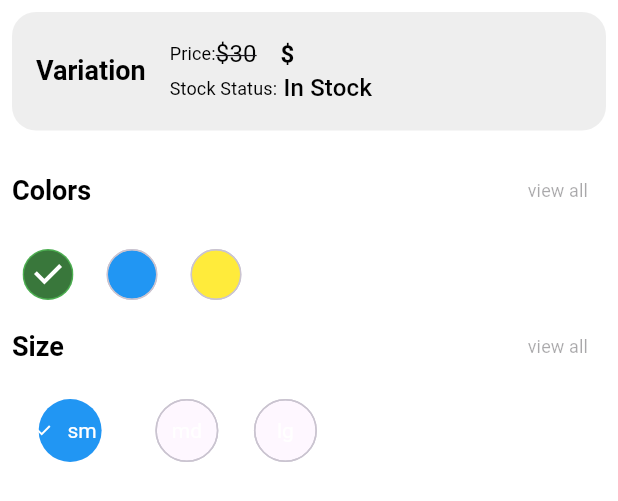
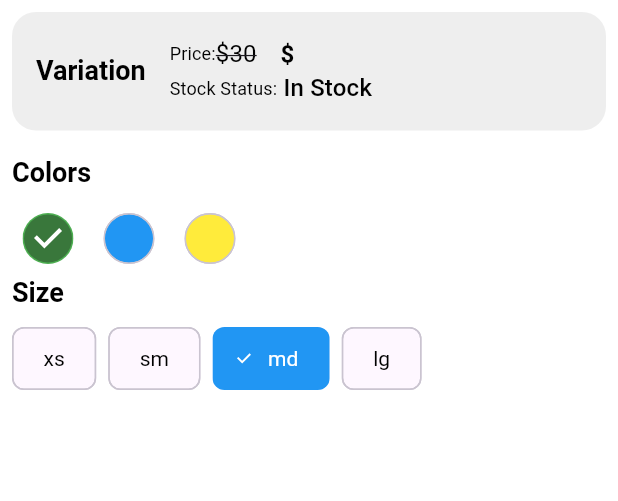
Before and after one commit to sayyamButt317/ShoppingStore, a Flutter app: the ProductAttributes widget shown alone on an empty page, opened directly with empty values, on a phone screen of 412 x 824 dp. Shown: the top 501 px of the screen. Run offline on Flutter 3.47's test engine with Material 3 defaults, Android fonts, the phone set to English and light mode, and no system bars; our stand-ins replace cached_network_image, carousel_slider, get, get_storage, iconsax, smooth_page_indicator; accounts and stored records are empty; network calls fail; Roboto replaces fonts that are missing (Poppins); project files that could hold a hidden picture were left out.

Commit message:
updated product attributes

```diff
--- a/lib/Presentation_Layer/Pages/HomeScreen/Widget/curved edge/curvededge_widget.dart
+++ b/lib/Presentation_Layer/Pages/HomeScreen/Widget/curved edge/curvededge_widget.dart
@@ -1,7 +1,6 @@
 
 import 'package:flutter/cupertino.dart';
 
-import 'curvededge.dart';
 
 class CurvedEdgeWidget extends StatelessWidget {
   const CurvedEdgeWidget({
--- a/lib/Presentation_Layer/Pages/ProductScreen/widget/product_attributes.dart
+++ b/lib/Presentation_Layer/Pages/ProductScreen/widget/product_attributes.dart
@@ -92,12 +92,12 @@ class ProductAttributes extends StatelessWidget {
           Column(
             crossAxisAlignment: CrossAxisAlignment.start,
             children: [
-              const SectionHeading(title: 'Colors'),
+              const SectionHeading(title: 'Colors',showActionButton: false,),
               const SizedBox(
                 height: AppSize.spacebtwItems / 2,
               ),
               Wrap(
-                spacing: 8,
+                spacing: 6,
                 children: [
                   ProductColorChip(
                       text: 'Green', selected: true, onSelected: (value) {}),
@@ -112,7 +112,7 @@ class ProductAttributes extends StatelessWidget {
           Column(
             crossAxisAlignment: CrossAxisAlignment.start,
             children: [
-              const SectionHeading(title: 'Size'),
+              const SectionHeading(title: 'Size',showActionButton: false,),
               const SizedBox(
                 height: AppSize.spacebtwItems / 2,
               ),
@@ -120,9 +120,11 @@ class ProductAttributes extends StatelessWidget {
                 spacing: 8,
                 children: [
                   ProductColorChip(
-                      text: 'sm', selected: true, onSelected: (value) {}),
+                      text: 'xs', selected: false, onSelected: (value) {}),
                   ProductColorChip(
-                      text: 'md', selected: false, onSelected: (value) {}),
+                      text: 'sm', selected: false, onSelected: (value) {}),
+                  ProductColorChip(
+                      text: 'md', selected: true, onSelected: (value) {}),
                   ProductColorChip(
                       text: 'lg', selected: false, onSelected: (value) {}),
                 ],
--- a/lib/Presentation_Layer/Pages/ProductScreen/widget/product_color_chip.dart
+++ b/lib/Presentation_Layer/Pages/ProductScreen/widget/product_color_chip.dart
@@ -21,15 +21,15 @@ class ProductColorChip extends StatelessWidget {
           ? const SizedBox()
           :  Text(text),
       selected: selected,
-      onSelected: (value) {},
-      labelStyle: const TextStyle(color: true ? AppColor.white : null),
-      avatar: HelperFunction.getColor(text) != null
+      onSelected: onSelected,
+      labelStyle:  TextStyle(color: selected ? AppColor.white : null),
+      avatar: isColor
           ? CircularContainer(
               width: 50,
               height: 50,
               backgroundColor: HelperFunction.getColor(text)!)
           : null,
-      shape: const CircleBorder(),
+      shape: isColor ? const CircleBorder():null,
       labelPadding: isColor ? const EdgeInsets.all(0):null,
       padding: isColor ? const EdgeInsets.all(0):null,
       selectedColor:isColor ? Colors.green:null,
--- a/lib/Presentation_Layer/Pages/ProductScreen/widget/product_image.dart
+++ b/lib/Presentation_Layer/Pages/ProductScreen/widget/product_image.dart
@@ -68,11 +68,13 @@ class ProductImageSlider extends StatelessWidget {
                     padding: const EdgeInsets.all(AppSize.sm),
                      isNetworkImage: true,
                   ),
+
                 ),
               ),
             ),
             //Appbar back arrow and heart icon
             const CustomAppBar(
+              backgroundColor:Colors.transparent,
               showBackArrow:true,
               actions:[CircularIcon(icon:Iconsax.heart5,color:Colors.red)]
             ),
```
